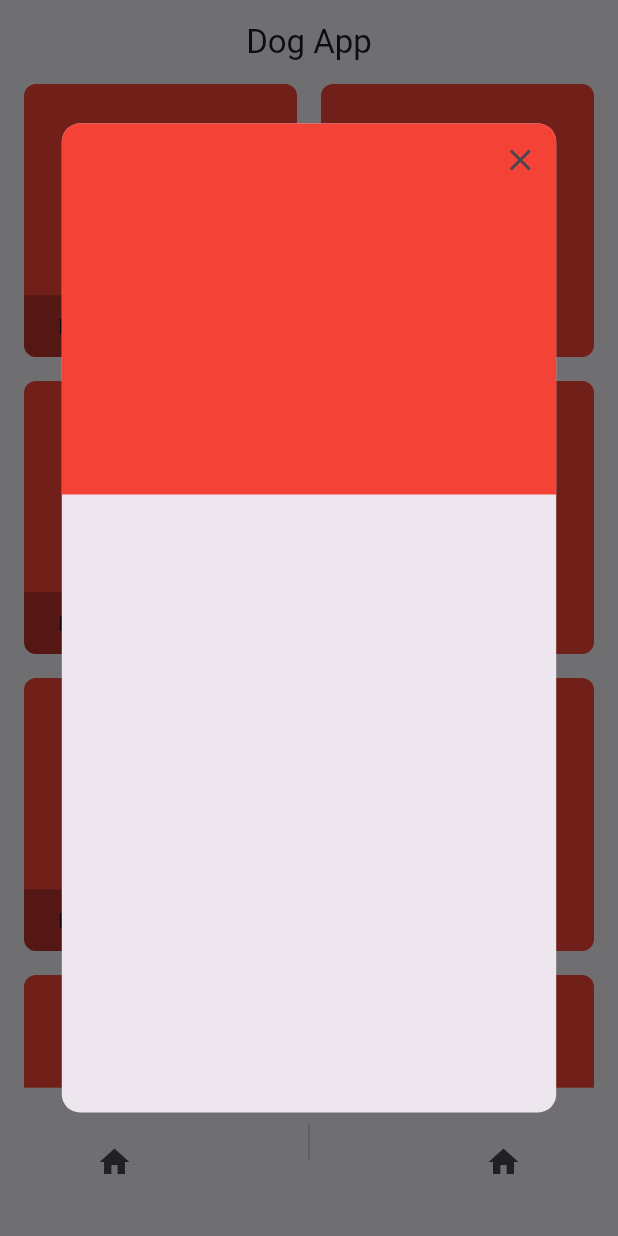
After one commit to erenincesu10/dog_app, a Flutter app: the screen it shows after launch, after a tap on "Breed", on a phone screen of 412 x 824 dp. The commit adds this screen. Run offline on Flutter 3.47's test engine with Material 3 defaults, Android fonts, the phone set to English and light mode, and no system bars; our stand-ins replace bloc, equatable, flutter_bloc, get_it.

Commit message:
updates done

```diff
--- /dev/null
+++ b/lib/app/presentation/home/widgets/alert_container.dart
@@ -0,0 +1,45 @@
+import 'package:dog_app/app/core/extensions/build_context_extensions.dart';
+import 'package:flutter/material.dart';
+
+class AlertContainer extends StatefulWidget {
+  const AlertContainer({super.key});
+
+  @override
+  State<AlertContainer> createState() => _AlertContainerState();
+}
+
+class _AlertContainerState extends State<AlertContainer> {
+  @override
+  Widget build(BuildContext context) {
+    return AlertDialog(
+      shape: RoundedRectangleBorder(borderRadius: BorderRadius.circular(12)),
+      contentPadding: EdgeInsets.zero,
+      content: Container(
+        width: context.width * 0.8,
+        height: context.height * 0.8,
+        child: Column(
+          children: [
+            Container(
+              width: context.width * 0.8,
+              height: context.height * 0.3,
+              decoration: BoxDecoration(
+                borderRadius: BorderRadius.only(
+                  topLeft: Radius.circular(12),
+                  topRight: Radius.circular(12),
+                ),
+                color: Colors.red,
+              ),
+              alignment: Alignment.topRight,
+              child: IconButton(
+                onPressed: () {
+                  Navigator.pop(context);
+                },
+                icon: Icon(Icons.close),
+              ),
+            ),
+          ],
+        ),
+      ),
+    );
+  }
+}
--- a/lib/app/presentation/home/widgets/grid_container.dart
+++ b/lib/app/presentation/home/widgets/grid_container.dart
@@ -1,4 +1,5 @@
 import 'package:dog_app/app/core/extensions/build_context_extensions.dart';
+import 'package:dog_app/app/presentation/home/widgets/alert_container.dart';
 import 'package:flutter/material.dart';
 
 class GridContainer extends StatelessWidget {
@@ -6,7 +7,11 @@ class GridContainer extends StatelessWidget {
 
   @override
   Widget build(BuildContext context) {
-    return Container(
+    return GestureDetector(
+      onTap: () {
+        showDialog(context: context, builder: (context) => AlertContainer());
+      },
+      child: Container(
         width: context.width * 0.3,
         height: context.width * 0.3,
         alignment: Alignment.bottomLeft,
@@ -26,6 +31,7 @@ class GridContainer extends StatelessWidget {
           ),
           child: Center(child: Text("Breed")),
         ),
+      ),
     );
   }
 }
--- a/lib/main.dart
+++ b/lib/main.dart
@@ -1,5 +1,6 @@
 import 'package:dog_app/app/core/constants/color_constant.dart';
 import 'package:dog_app/app/core/get_it/get_it.dart';
+import 'package:dog_app/app/presentation/home/home_view.dart';
 import 'package:dog_app/app/presentation/settings/bloc/settings_bloc.dart';
 import 'package:dog_app/app/presentation/splash/splash_view.dart';
 import 'package:flutter/material.dart';
@@ -32,7 +33,7 @@ class MyApp extends StatelessWidget {
           colorScheme: ColorScheme.fromSeed(seedColor: Colors.deepPurple),
           useMaterial3: true,
         ),
-        home: const SplashView(),
+        home: const HomeView(),
       ),
     );
   }
```
Lines whose indentation alone changed are shown as unchanged.
